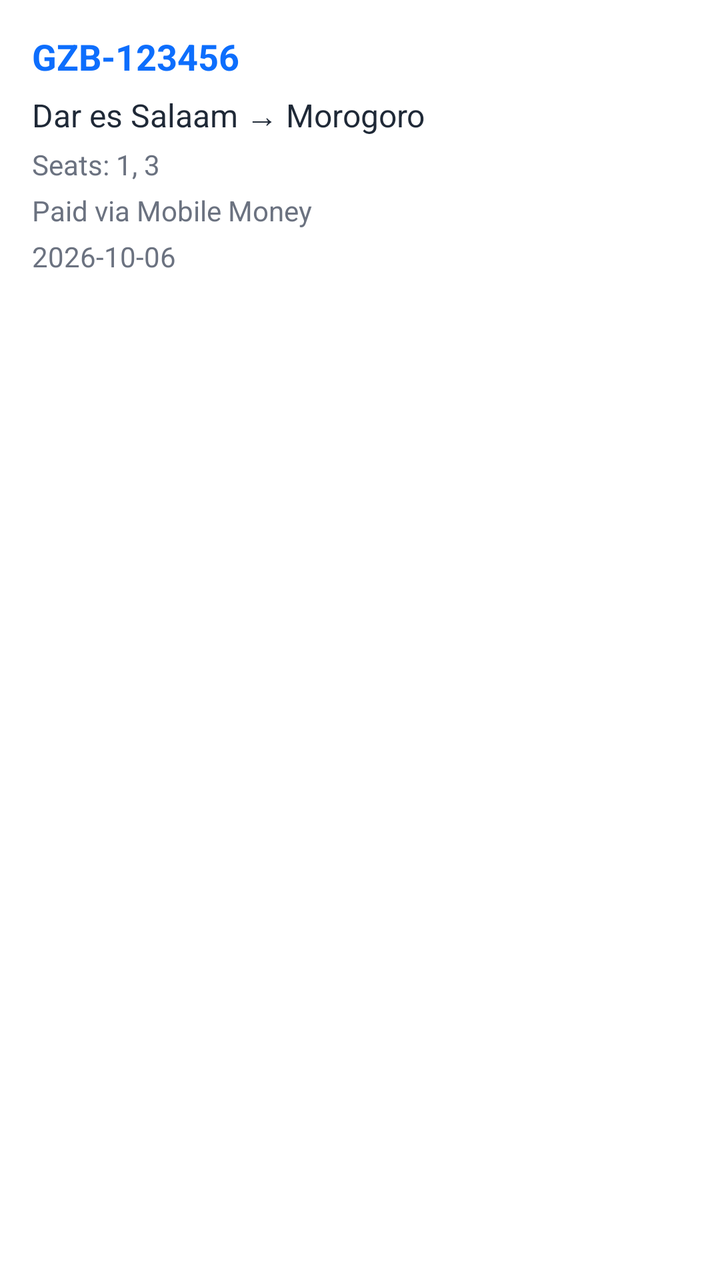
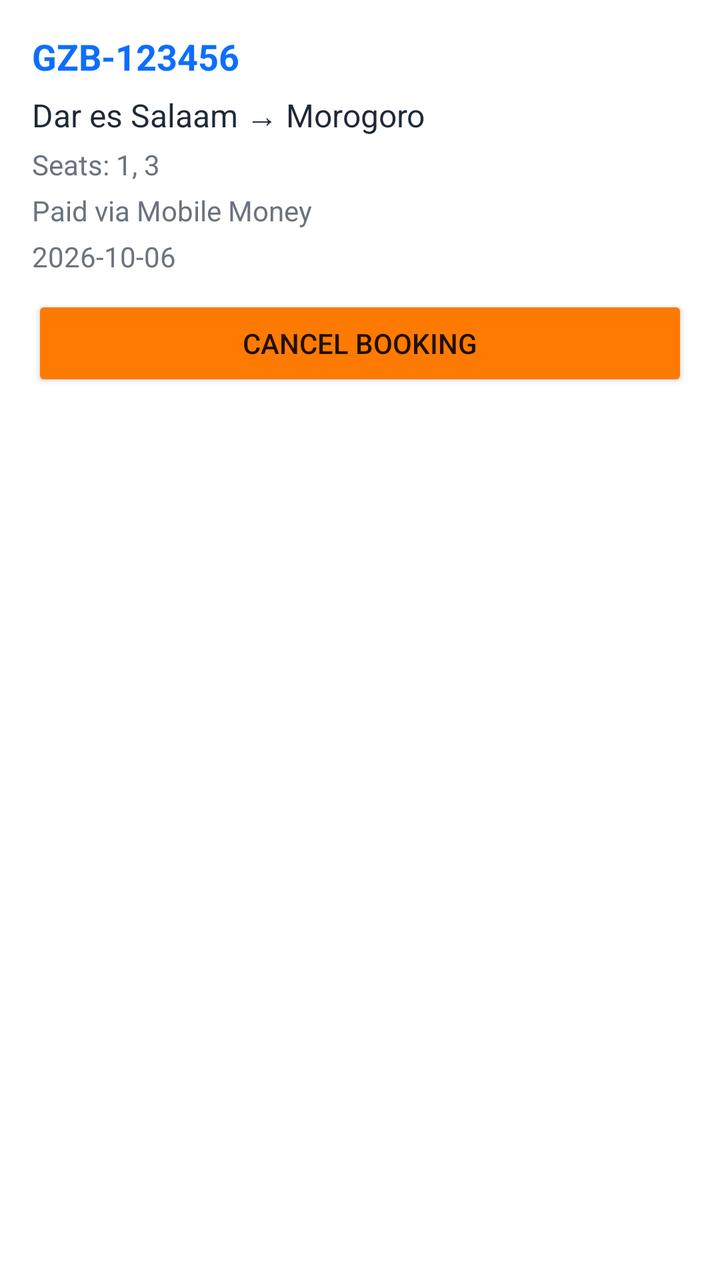

Screens rendered from an Android XML layout before and after an edit, with the pre-edit source and the edit as a unified diff.
<!-- AndroidManifest.xml: fallback theme Theme.MaterialComponents.DayNight.NoActionBar -->
<!-- res/layout/item_booking_history.xml -->
<?xml version="1.0" encoding="utf-8"?>
<LinearLayout xmlns:android="http://schemas.android.com/apk/res/android"
    android:layout_width="match_parent"
    android:layout_height="wrap_content"
    android:orientation="vertical"
    android:padding="16dp"
    android:background="@android:color/white">

    <TextView
        android:id="@+id/bookingCode"
        android:layout_width="match_parent"
        android:layout_height="wrap_content"
        android:text="GZB-123456"
        android:textColor="@color/primary_blue"
        android:textSize="18sp"
        android:textStyle="bold" />

    <TextView
        android:id="@+id/bookingRoute"
        android:layout_width="match_parent"
        android:layout_height="wrap_content"
        android:layout_marginTop="6dp"
        android:text="Dar es Salaam → Morogoro"
        android:textColor="@color/text_primary"
        android:textSize="16sp" />

    <TextView
        android:id="@+id/bookingDetails"
        android:layout_width="match_parent"
        android:layout_height="wrap_content"
        android:layout_marginTop="4dp"
        android:text="Seats: 1, 3"
        android:textColor="@color/text_secondary" />

    <TextView
        android:id="@+id/bookingPayment"
        android:layout_width="match_parent"
        android:layout_height="wrap_content"
        android:layout_marginTop="4dp"
        android:text="Paid via Mobile Money"
        android:textColor="@color/text_secondary" />

    <TextView
        android:id="@+id/bookingDate"
        android:layout_width="match_parent"
        android:layout_height="wrap_content"
        android:layout_marginTop="4dp"
        android:text="2026-10-06"
        android:textColor="@color/text_secondary" />
</LinearLayout>
<!-- resources referenced by this layout -->
<resources>
  <color name="primary_blue">#0D6EFD</color>
  <color name="text_primary">#1F2937</color>
  <color name="text_secondary">#6B7280</color>
</resources>

<!-- the commit's change to res/layout/item_booking_history.xml (unified diff, before → after) -->
@@ -47,4 +47,12 @@
         android:layout_marginTop="4dp"
         android:text="2026-10-06"
         android:textColor="@color/text_secondary" />
+
+    <Button
+        android:id="@+id/cancelBookingButton"
+        android:layout_width="match_parent"
+        android:layout_height="wrap_content"
+        android:layout_marginTop="10dp"
+        android:backgroundTint="@color/accent_orange"
+        android:text="Cancel Booking" />
 </LinearLayout>
<!-- resource entries referenced after the edit -->
@@ -1,5 +1,6 @@
 <!-- resources referenced by this layout -->
 <resources>
+  <color name="accent_orange">#FF7A00</color>
   <color name="primary_blue">#0D6EFD</color>
   <color name="text_primary">#1F2937</color>
   <color name="text_secondary">#6B7280</color>
